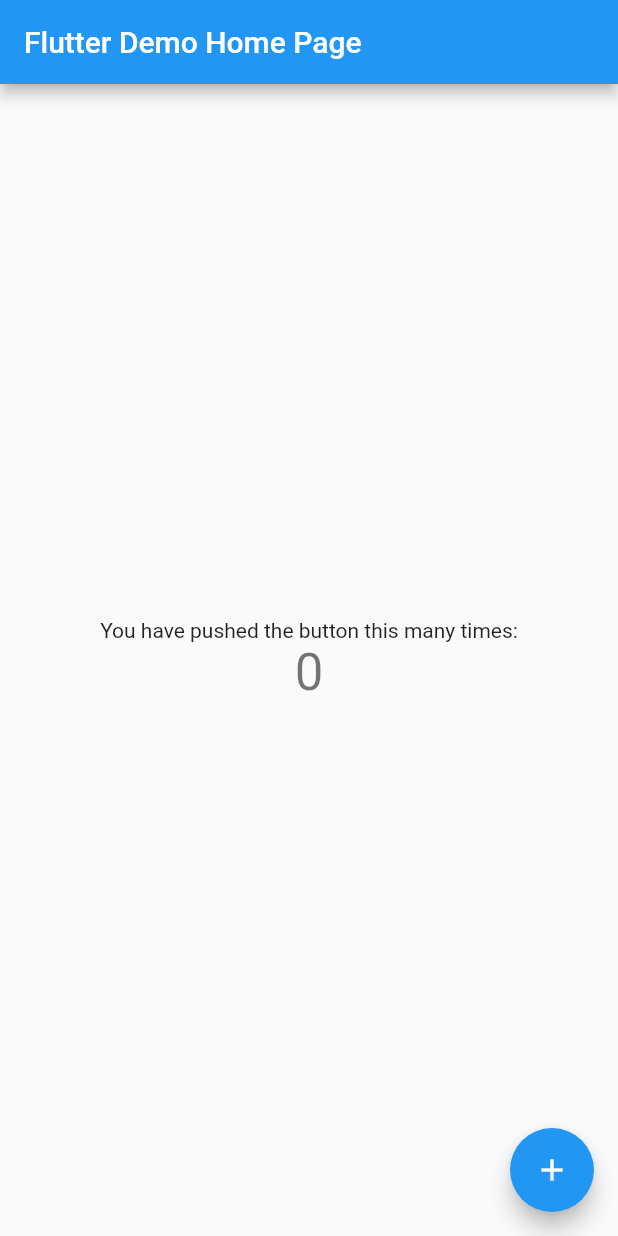
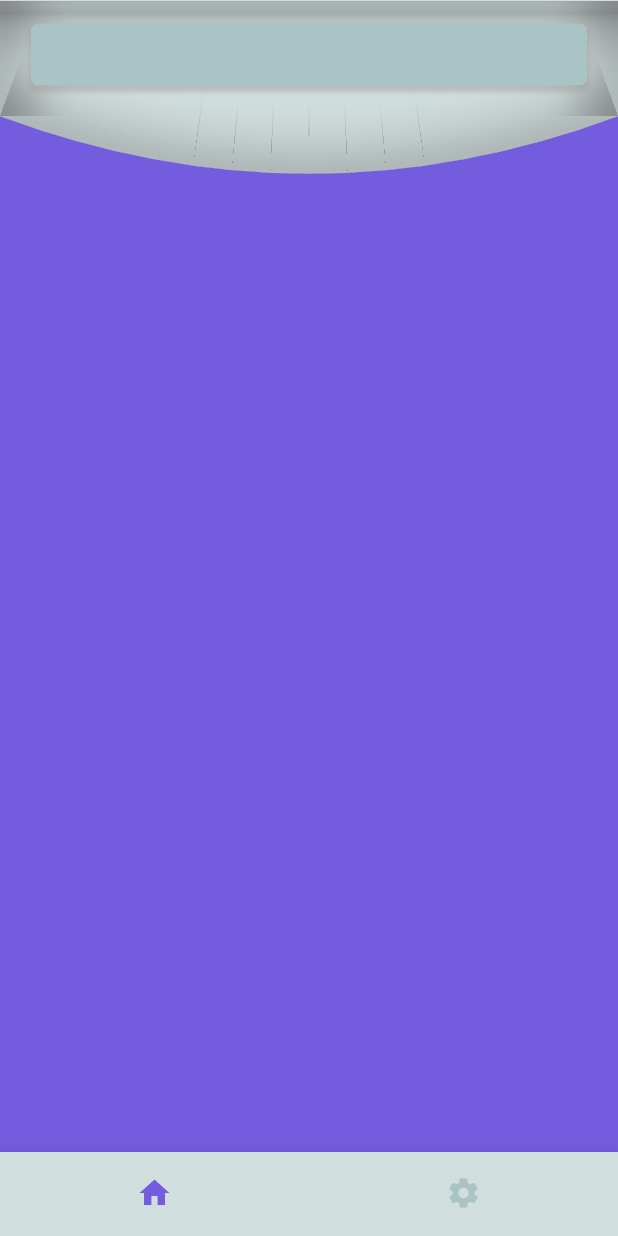
Before and after one commit to Axodus/MyHome, a Flutter app: the screen it shows after launch, on a phone screen of 412 x 824 dp. Run offline on Flutter 3.47's test engine with Material 2 defaults, Android fonts, the phone set to English and light mode, and no system bars; our stand-ins replace shared_preferences.

Commit message:
Created a basic layout

```diff
--- /dev/null
+++ b/lib/components/appBar.dart
@@ -0,0 +1,13 @@
+import 'package:YourHome/config/colors.dart';
+import 'package:flutter/material.dart';
+
+appBar() {
+  return PreferredSize(
+    preferredSize: Size.fromHeight(0.7),
+    child: AppBar(
+      flexibleSpace: Container(
+        color: compl2,
+      ),
+    ),
+  );
+}
--- /dev/null
+++ b/lib/config/colors.dart
@@ -0,0 +1,9 @@
+import 'package:flutter/material.dart';
+
+Color primary = Color.fromRGBO(115, 92, 221, 1.0);
+
+Color secondary1 = Color.fromRGBO(254, 147, 140, 1.0);
+Color secondary2 = Color.fromRGBO(237, 175, 151, 1.0);
+
+Color compl1 = Color.fromRGBO(170, 195, 197, 1.0);
+Color compl2 = Color.fromRGBO(209, 222, 222, 1.0);
--- a/lib/main.dart
+++ b/lib/main.dart
@@ -1,117 +1,21 @@
+import 'package:YourHome/screens/home.dart';
 import 'package:flutter/material.dart';
+import 'package:flutter/services.dart';
 
-void main() {
-  runApp(MyApp());
+void main() async {
+  WidgetsFlutterBinding.ensureInitialized();
+
+  SystemChrome.setSystemUIOverlayStyle(
+      SystemUiOverlayStyle(
+        systemNavigationBarColor: Colors.transparent,
+      )
+  );
+
+  SystemChrome.setPreferredOrientations([DeviceOrientation.portraitUp, DeviceOrientation.portraitDown])
+      .then((_) => runApp(
+      MaterialApp(
+          debugShowCheckedModeBanner: false,
+          home: Home()
+      )
+  ));
 }
-
-class MyApp extends StatelessWidget {
-  // This widget is the root of your application.
-  @override
-  Widget build(BuildContext context) {
-    return MaterialApp(
-      title: 'Flutter Demo',
-      theme: ThemeData(
-        // This is the theme of your application.
-        //
-        // Try running your application with "flutter run". You'll see the
-        // application has a blue toolbar. Then, without quitting the app, try
-        // changing the primarySwatch below to Colors.green and then invoke
-        // "hot reload" (press "r" in the console where you ran "flutter run",
-        // or simply save your changes to "hot reload" in a Flutter IDE).
-        // Notice that the counter didn't reset back to zero; the application
-        // is not restarted.
-        primarySwatch: Colors.blue,
-        // This makes the visual density adapt to the platform that you run
-        // the app on. For desktop platforms, the controls will be smaller and
-        // closer together (more dense) than on mobile platforms.
-        visualDensity: VisualDensity.adaptivePlatformDensity,
-      ),
-      home: MyHomePage(title: 'Flutter Demo Home Page'),
-    );
-  }
-}
-
-class MyHomePage extends StatefulWidget {
-  MyHomePage({Key key, this.title}) : super(key: key);
-
-  // This widget is the home page of your application. It is stateful, meaning
-  // that it has a State object (defined below) that contains fields that affect
-  // how it looks.
-
-  // This class is the configuration for the state. It holds the values (in this
-  // case the title) provided by the parent (in this case the App widget) and
-  // used by the build method of the State. Fields in a Widget subclass are
-  // always marked "final".
-
-  final String title;
-
-  @override
-  _MyHomePageState createState() => _MyHomePageState();
-}
-
-class _MyHomePageState extends State<MyHomePage> {
-  int _counter = 0;
-
-  void _incrementCounter() {
-    setState(() {
-      // This call to setState tells the Flutter framework that something has
-      // changed in this State, which causes it to rerun the build method below
-      // so that the display can reflect the updated values. If we changed
-      // _counter without calling setState(), then the build method would not be
-      // called again, and so nothing would appear to happen.
-      _counter++;
-    });
-  }
-
-  @override
-  Widget build(BuildContext context) {
-    // This method is rerun every time setState is called, for instance as done
-    // by the _incrementCounter method above.
-    //
-    // The Flutter framework has been optimized to make rerunning build methods
-    // fast, so that you can just rebuild anything that needs updating rather
-    // than having to individually change instances of widgets.
-    return Scaffold(
-      appBar: AppBar(
-        // Here we take the value from the MyHomePage object that was created by
-        // the App.build method, and use it to set our appbar title.
-        title: Text(widget.title),
-      ),
-      body: Center(
-        // Center is a layout widget. It takes a single child and positions it
-        // in the middle of the parent.
-        child: Column(
-          // Column is also a layout widget. It takes a list of children and
-          // arranges them vertically. By default, it sizes itself to fit its
-          // children horizontally, and tries to be as tall as its parent.
-          //
-          // Invoke "debug painting" (press "p" in the console, choose the
-          // "Toggle Debug Paint" action from the Flutter Inspector in Android
-          // Studio, or the "Toggle Debug Paint" command in Visual Studio Code)
-          // to see the wireframe for each widget.
-          //
-          // Column has various properties to control how it sizes itself and
-          // how it positions its children. Here we use mainAxisAlignment to
-          // center the children vertically; the main axis here is the vertical
-          // axis because Columns are vertical (the cross axis would be
-          // horizontal).
-          mainAxisAlignment: MainAxisAlignment.center,
-          children: <Widget>[
-            Text(
-              'You have pushed the button this many times:',
-            ),
-            Text(
-              '$_counter',
-              style: Theme.of(context).textTheme.headline4,
-            ),
-          ],
-        ),
-      ),
-      floatingActionButton: FloatingActionButton(
-        onPressed: _incrementCounter,
-        tooltip: 'Increment',
-        child: Icon(Icons.add),
-      ), // This trailing comma makes auto-formatting nicer for build methods.
-    );
-  }
-}
--- /dev/null
+++ b/lib/screens/home.dart
@@ -0,0 +1,50 @@
+import 'package:YourHome/config/colors.dart';
+import 'package:YourHome/screens/mainInterface/homeScreen.dart';
+import 'package:YourHome/screens/mainInterface/settings.dart';
+import 'package:flutter/material.dart';
+
+class Home extends StatefulWidget {
+  @override
+  _HomeState createState() => _HomeState();
+}
+
+class _HomeState extends State < Home > {
+
+  int currentIndex = 0;
+
+  final List < Widget > _children = [
+    HomeScreen(),
+    Settings()
+  ];
+
+  void _onItemTapped(int index) {
+    setState(() {
+      currentIndex = index;
+    });
+  }
+
+  Widget build(BuildContext context) {
+    return Scaffold(
+      body: _children[currentIndex],
+      bottomNavigationBar: new BottomNavigationBar(
+        currentIndex: currentIndex,
+        selectedItemColor: primary,
+        onTap: _onItemTapped,
+        unselectedItemColor: compl1,
+        backgroundColor: compl2,
+        showSelectedLabels: false,
+        showUnselectedLabels: false,
+        items: [
+          new BottomNavigationBarItem(
+            icon: new Icon(Icons.home),
+            label: "Home",
+          ),
+          new BottomNavigationBarItem(
+            icon: new Icon(Icons.settings),
+            label: "Settings",
+          )
+        ],
+      ),
+    );
+  }
+}
--- /dev/null
+++ b/lib/screens/mainInterface/homeScreen.dart
@@ -0,0 +1,37 @@
+import 'package:YourHome/components/appBar.dart';
+import 'package:YourHome/components/curvePtr.dart';
+import 'package:YourHome/config/colors.dart';
+import 'package:YourHome/widgets/homeScreen/top.dart';
+import 'package:flutter/material.dart';
+
+class HomeScreen extends StatefulWidget {
+  @override
+  _HomeScreenState createState() => _HomeScreenState();
+}
+
+class _HomeScreenState extends State<HomeScreen> {
+  @override
+  Widget build(BuildContext context) {
+    return Scaffold(
+      appBar: appBar(),
+      body: Container(
+        child: Stack(
+          children: [
+            CustomPaint(
+              size: MediaQuery.of(context).size,
+              painter: CustomCurve(),
+            ),
+            Padding(
+              padding: EdgeInsets.all(15.0),
+              child: Align(
+                alignment: Alignment.topCenter,
+                child: topBar(context),
+              ),
+            )
+          ],
+        ),
+        color: primary,
+      )
+    );
+  }
+}
--- /dev/null
+++ b/lib/screens/mainInterface/settings.dart
@@ -0,0 +1,19 @@
+import 'package:YourHome/components/appBar.dart';
+import 'package:YourHome/components/curvePtr.dart';
+import 'package:YourHome/config/colors.dart';
+import 'package:flutter/material.dart';
+
+class Settings extends StatefulWidget {
+  @override
+  _SettingsState createState() => _SettingsState();
+}
+
+class _SettingsState extends State<Settings> {
+
+  @override
+  Widget build(BuildContext context) {
+    return Scaffold(
+      appBar: appBar(),
+    );
+  }
+}
--- /dev/null
+++ b/lib/widgets/homeScreen/top.dart
@@ -0,0 +1,21 @@
+import 'package:YourHome/config/colors.dart';
+import 'package:flutter/material.dart';
+
+topBar(BuildContext context) {
+  return Container(
+    decoration: BoxDecoration(
+      borderRadius: BorderRadius.circular(5.0),
+      color: compl1,
+      boxShadow: [
+        BoxShadow(
+          color: Colors.grey.withOpacity(0.5),
+          spreadRadius: 1,
+          blurRadius: 2,
+          offset: Offset(0, 3), // changes position of shadow
+        ),
+      ],
+    ),
+    width: MediaQuery.of(context).size.width * 0.9,
+    height: MediaQuery.of(context).size.height * 0.05,
+  );
+}
```
Also changed, not shown: lib/components/curvePtr.dart (added, +26 -0 lines), lib/config/defaultValues.dart (added, +7 -0 lines), pubspec.yaml (+8 -12 lines), assets/fonts/DINNextRoundedLTPro-Bold.ttf (added), assets/fonts/DINNextRoundedLTPro-Regular.ttf (added), pubspec.lock, 5 other files.
